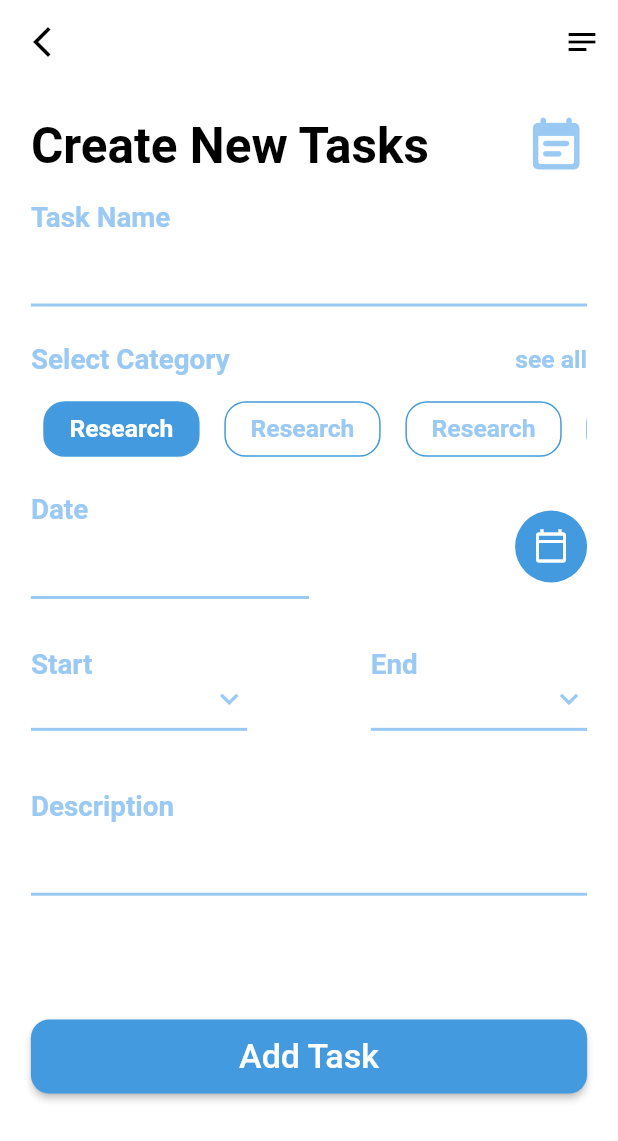
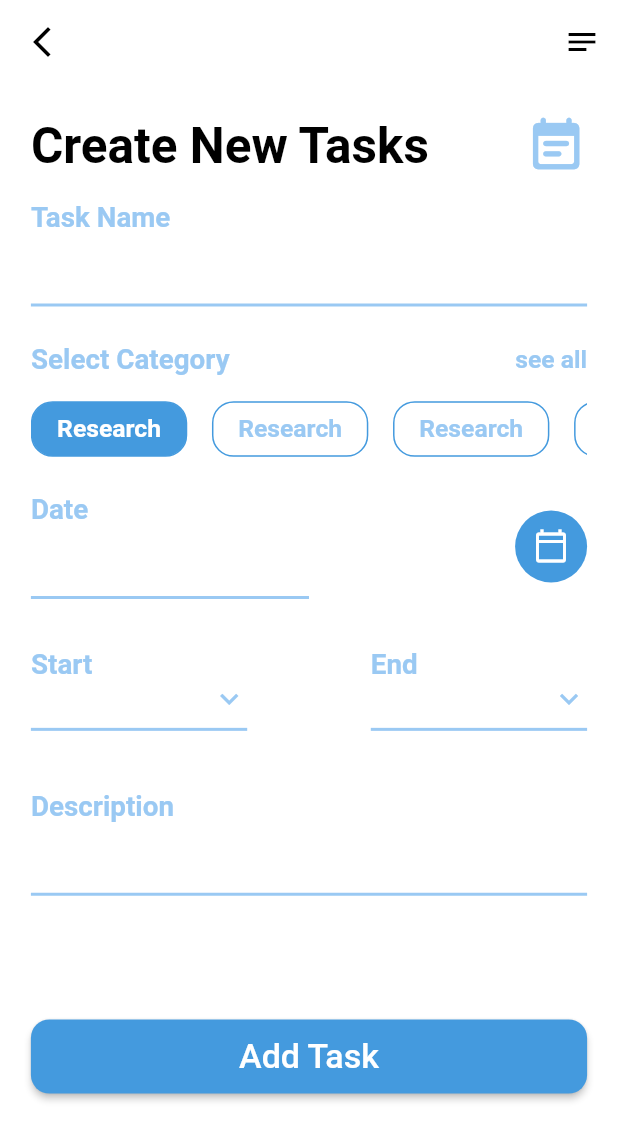
Before and after one commit to nabawyhussein/tasks_app_min, a Flutter app: the screen it shows after launch, after a tap on the "add" icon, on a phone screen of 412 x 824 dp. Shown: the top 1141 px of the screen. Run offline on Flutter 3.47's test engine with Material 2 defaults, Android fonts, the phone set to English and light mode, and no system bars; drawn by our look-alikes of date_time_picker; our stand-ins replace bloc, flutter_bloc, fluttertoast.

Commit message:
CreateTaskScreen refactor

```diff
--- a/lib/presentation/main_screens/add_task_screen/add_task_screen.dart
+++ b/lib/presentation/main_screens/add_task_screen/add_task_screen.dart
@@ -6,7 +6,7 @@ import 'package:taskmina/presentation/common_widget/build_button_widget.dart';
 import 'package:taskmina/presentation/common_widget/build_date_picker.dart';
 import 'package:taskmina/presentation/common_widget/build_text_field.dart';
 import 'package:taskmina/presentation/common_widget/build_toast.dart';
-import 'package:taskmina/presentation/main_screens/tasks_home_screen/select_task_category_widget.dart';
+import 'package:taskmina/presentation/main_screens/add_task_screen/widgets/select_task_category_widget.dart';
 
 import '../../common_widget/build_text.dart';
 import '../../common_widget/build_time_picker.dart';
--- a/lib/presentation/main_screens/tasks_home_screen/select_task_category_widget.dart
+++ b/lib/presentation/main_screens/add_task_screen/widgets/select_task_category_widget.dart
@@ -1,8 +1,8 @@
 import 'package:flutter/material.dart';
 
-import '../../common_widget/build_text.dart';
-import '../../resources/app_size_res.dart';
-import '../../resources/color_manger.dart';
+import '../../../common_widget/build_text.dart';
+import '../../../resources/app_size_res.dart';
+import '../../../resources/color_manger.dart';
 
 class SelectCategoryWidget extends StatelessWidget {
   const SelectCategoryWidget({Key? key}) : super(key: key);
@@ -41,8 +41,7 @@ class SelectCategoryWidget extends StatelessWidget {
               itemBuilder: (context, index) {
                 return  Container(
                   alignment: Alignment.center,
-                  margin: EdgeInsets.symmetric(horizontal:
-                  AppSize.size(context).width*0.02),
+                  margin: EdgeInsets.only(right: AppSize.size(context).width*0.04),
                   padding: EdgeInsets.symmetric(horizontal:
                   AppSize.size(context).width*0.04,),
                   decoration: BoxDecoration(
--- a/lib/presentation/main_screens/tasks_home_screen/widgets/tasks_days_widget.dart
+++ b/lib/presentation/main_screens/tasks_home_screen/widgets/tasks_days_widget.dart
@@ -19,7 +19,7 @@ class TasksDaysListWidget extends StatelessWidget {
           itemBuilder: (context, index) {
             return  Container(
               alignment: Alignment.center,
-              margin: EdgeInsets.symmetric(horizontal: AppSize.size(context).width*0.02),
+              margin: EdgeInsets.only(right: AppSize.size(context).width*0.04),
               padding: EdgeInsets.symmetric(horizontal: AppSize.size(context).width*0.04,
                   vertical: AppSize.size(context).width*0.01
               ),
```
